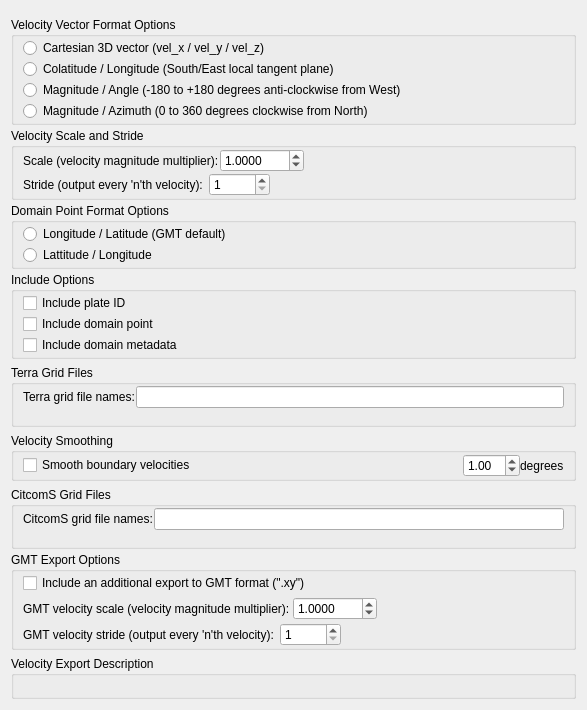
Before: the Qt Designer form src/qt-widgets/ExportVelocityOptionsWidgetUi.ui in GPlates/GPlates, drawn with Qt 5.
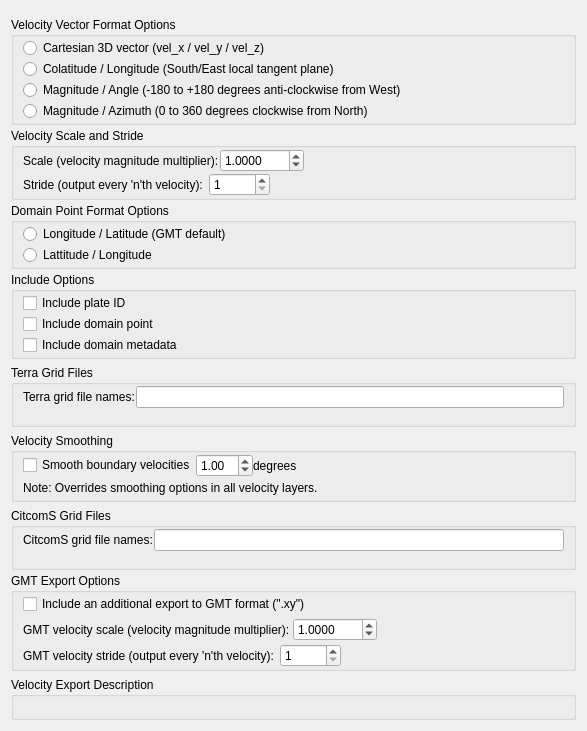
After: the same form once the commit is applied.

Commit message: (trunk) GUI label noting that smoothing options in velocity export override smoothing options in all velocity layers.

Patch:
```diff
--- a/src/qt-widgets/ExportVelocityOptionsWidgetUi.ui
+++ b/src/qt-widgets/ExportVelocityOptionsWidgetUi.ui
@@ -7,13 +7,13 @@
     <x>0</x>
     <y>0</y>
     <width>587</width>
-    <height>624</height>
+    <height>650</height>
    </rect>
   </property>
   <property name="windowTitle">
    <string>Form</string>
   </property>
-  <layout class="QVBoxLayout" name="verticalLayout_11">
+  <layout class="QVBoxLayout" name="verticalLayout_13">
    <item>
     <widget class="QWidget" name="widget_file_options" native="true"/>
    </item>
@@ -297,15 +297,20 @@
      <property name="title">
       <string>Velocity Smoothing</string>
      </property>
+     <layout class="QVBoxLayout" name="verticalLayout_11">
+      <property name="spacing">
+       <number>1</number>
+      </property>
+      <property name="topMargin">
+       <number>1</number>
+      </property>
+      <property name="bottomMargin">
+       <number>1</number>
+      </property>
+      <item>
      <layout class="QHBoxLayout" name="horizontalLayout_8">
       <property name="spacing">
-       <number>1</number>
-      </property>
-      <property name="topMargin">
-       <number>1</number>
-      </property>
-      <property name="bottomMargin">
-       <number>1</number>
+         <number>0</number>
       </property>
       <item>
        <widget class="QCheckBox" name="terra_velocity_smoothing_check_box">
@@ -323,19 +328,6 @@
          <property name="margin">
           <number>0</number>
          </property>
-         <item>
-          <spacer name="horizontalSpacer_5">
-           <property name="orientation">
-            <enum>Qt::Horizontal</enum>
-           </property>
-           <property name="sizeHint" stdset="0">
-            <size>
-             <width>169</width>
-             <height>20</height>
-            </size>
-           </property>
-          </spacer>
-         </item>
          <item>
           <widget class="QDoubleSpinBox" name="terra_velocity_smoothing_distance_spinbox">
            <property name="minimum">
@@ -359,8 +351,50 @@
            </property>
           </widget>
          </item>
-        </layout>
-       </widget>
+           <item>
+            <spacer name="horizontalSpacer_5">
+             <property name="orientation">
+              <enum>Qt::Horizontal</enum>
+             </property>
+             <property name="sizeHint" stdset="0">
+              <size>
+               <width>169</width>
+               <height>20</height>
+              </size>
+             </property>
+            </spacer>
+           </item>
+          </layout>
+         </widget>
+        </item>
+       </layout>
+      </item>
+      <item>
+       <layout class="QHBoxLayout" name="horizontalLayout_11">
+        <property name="spacing">
+         <number>0</number>
+        </property>
+        <item>
+         <widget class="QLabel" name="label">
+          <property name="text">
+           <string>Note: Overrides smoothing options in all velocity layers.</string>
+          </property>
+         </widget>
+        </item>
+        <item>
+         <spacer name="horizontalSpacer_6">
+          <property name="orientation">
+           <enum>Qt::Horizontal</enum>
+          </property>
+          <property name="sizeHint" stdset="0">
+           <size>
+            <width>40</width>
+            <height>20</height>
+           </size>
+          </property>
+         </spacer>
+        </item>
+       </layout>
       </item>
      </layout>
     </widget>
```
Lines whose indentation alone changed are shown as unchanged. The commit also changes 1 other file.
